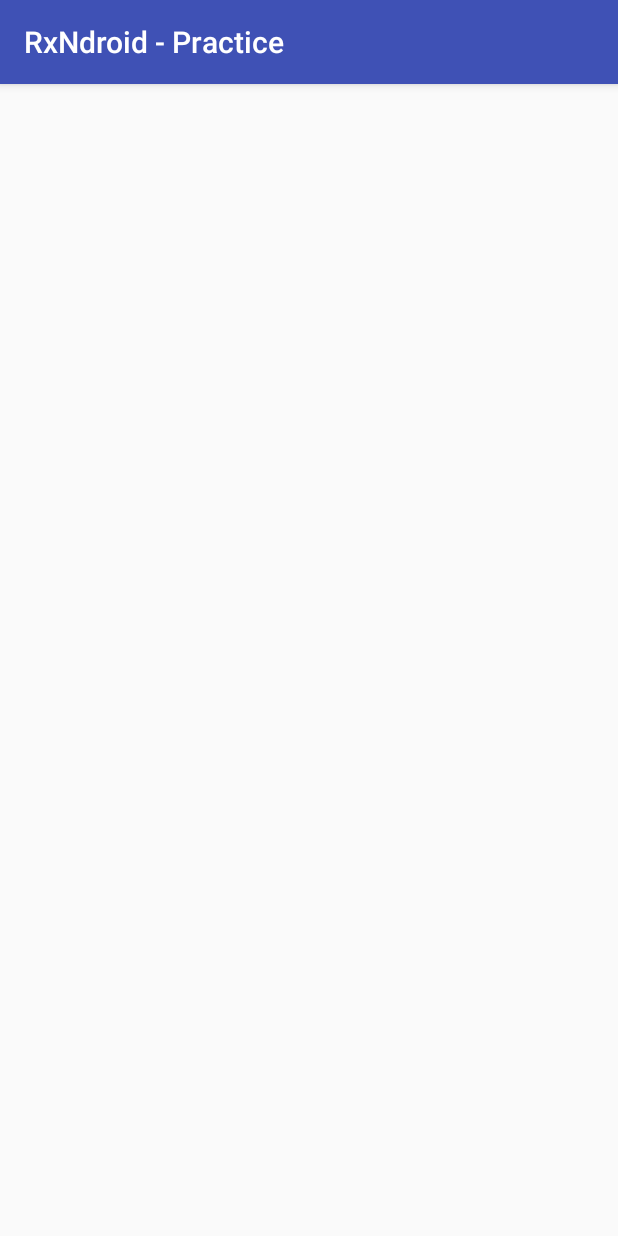
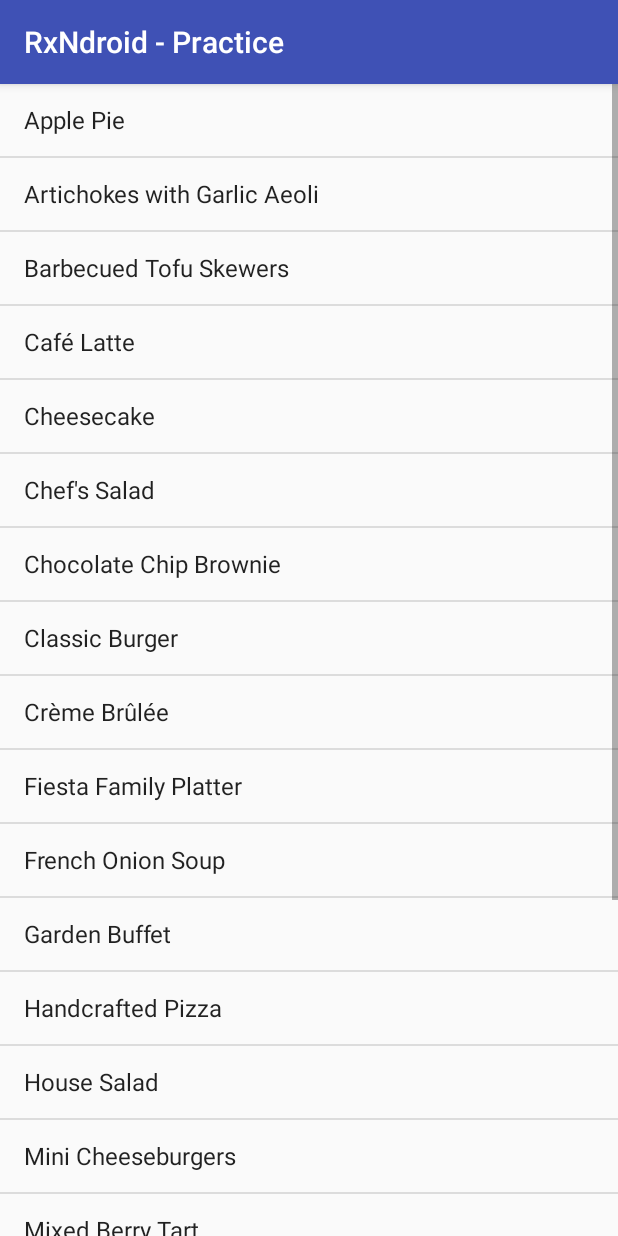
Before and after one commit to patelprashant/RxNdroid, an Android app: the screen it shows after launch (Sample2Activity), after a tap on "Sample: 2 Sample Data List", on a phone screen of 412 x 824 dp. Run offline under Robolectric (Android 15) with nearby library versions, the phone set to English and light mode, and no system bars.

Commit message:
Used List view and adapter to show the data

```diff
--- a/app/src/main/java/com/practice/android/rxndroid/Sample2Activity.java
+++ b/app/src/main/java/com/practice/android/rxndroid/Sample2Activity.java
@@ -1,13 +1,47 @@
 package com.practice.android.rxndroid;
 
+import android.os.Bundle;
 import android.support.v7.app.AppCompatActivity;
-import android.os.Bundle;
+import android.widget.ArrayAdapter;
+import android.widget.ListView;
+
+import com.practice.android.rxndroid.model.DataItem;
+import com.practice.android.rxndroid.sample.SampleDataProvider;
+
+import java.util.ArrayList;
+import java.util.Collections;
+import java.util.List;
 
 public class Sample2Activity extends AppCompatActivity {
+    //    TextView tvOut;
+    List<DataItem> dataItemList = SampleDataProvider.dataItemList;
+    List<String> itemNames = new ArrayList<>();
 
     @Override
     protected void onCreate(Bundle savedInstanceState) {
         super.onCreate(savedInstanceState);
         setContentView(R.layout.activity_sample2);
+
+//        tvOut = (TextView) findViewById(R.id.out);
+//        tvOut.setText("");
+
+        // sort the collection
+//        Collections.sort(dataItemList, new Comparator<DataItem>() {
+//            @Override
+//            public int compare(DataItem o1, DataItem o2) {
+//                return o1.getItemName().compareTo(o2.getItemName());
+//            }
+//        });
+
+        for (DataItem item : dataItemList) {
+//            tvOut.append(item.getItemName() + "\n");
+            itemNames.add(item.getItemName());
+        }
+        Collections.sort(itemNames);
+
+        ArrayAdapter<String> adapter = new ArrayAdapter<String>(this,
+                android.R.layout.simple_list_item_activated_1, itemNames);
+        ListView listView = (ListView) findViewById(android.R.id.list);
+        listView.setAdapter(adapter);
     }
 }
--- /dev/null
+++ b/app/src/main/java/com/practice/android/rxndroid/sample/SampleDataProvider.java
@@ -0,0 +1,112 @@
+package com.practice.android.rxndroid.sample;
+
+import com.practice.android.rxndroid.model.DataItem;
+
+import java.util.ArrayList;
+import java.util.HashMap;
+import java.util.List;
+import java.util.Map;
+
+public class SampleDataProvider {
+    public static List<DataItem> dataItemList;
+    public static Map<String, DataItem> dataItemMap;
+
+    static {
+        dataItemList = new ArrayList<>();
+        dataItemMap = new HashMap<>();
+
+        addItem(new DataItem(null, "Quinoa Salmon Salad", "Salads",
+                "Our quinoa salad is served with quinoa, tomatoes, cucumber, scallions, and smoked salmon. Served with your choice of dressing.",
+                1, 12, "quinoa_salad.jpg"));
+
+        addItem(new DataItem(null, "Chef's Salad", "Salads",
+                "The chef’s salad has cucumber, tomatoes, red onions, mushrooms, hard-boiled eggs, cheese, and hot grilled chicken on a bed of romaine lettuce. Served with croutons and your choice of dressing.",
+                2, 9, "chef_salad.jpg"));
+
+        addItem(new DataItem(null, "House Salad", "Salads",
+                "Our house salad is made with romaine lettuce and spinach, topped with tomatoes, cucumbers, red onions and carrots. Served with a dressing of your choice.",
+                3, 7, "house_salad.jpg"));
+
+        addItem(new DataItem(null, "Garden Buffet", "Salads",
+                "Choose from our fresh local, organically grown ingredients to make a custom salad.",
+                4, 10, ""));
+
+        addItem(new DataItem(null, "Mini Cheeseburgers", "Starters",
+                "These mini cheeseburgers are served on a fresh baked pretzel bun with lettuce, tomato, avocado, and your choice of cheese.",
+                1, 8, "mini_cheeseburgers.jpg"));
+
+        addItem(new DataItem(null, "Panko Stuffed Mushrooms", "Starters",
+                "Large mushroom caps are filled a savory cream cheese, bacon and panko breadcrumb stuffing, topped with cheddar cheese.",
+                2, 7, "stuffed_mushrooms.jpg"));
+
+        addItem(new DataItem(null, "French Onion Soup", "Starters",
+                "Caramelized onions slow cooked in a savory broth, topped with sourdough and a provolone cheese blend. Served with sourdough bread.",
+                3, 7, "french_onion_soup.jpg"));
+
+        addItem(new DataItem(null, "Artichokes with Garlic Aeoli", "Starters",
+                "Our artichokes are brushed with an olive oil and rosemary blend and then broiled to perfection. Served with a side of creamy garlic aioli.",
+                4, 9, "artichokes.jpg"));
+
+        addItem(new DataItem(null, "Parmesan Deviled Eggs", "Starters",
+                "SOME SAY OUR EGGS ARE DEVILISHLY GOOD. I HAVE TO AGREE.\n" +
+                        "These delectable little bites are made with organic eggs, fresh Parmesan, and chopped pine nuts.\"",
+                5, 8, "deviled_eggs.jpg"));
+
+        addItem(new DataItem(null, "Classic Burger", "Entrees",
+                "Our classic burger is made with 100% pure angus beef, served with lettuce, tomatoes, onions, pickles, and cheese of your choice. Veggie burger available upon request. Served with French fries, fresh fruit, or a side salad.",
+                1, 10, "classic_burger.jpg"));
+
+        addItem(new DataItem(null, "Tomato Bruschetta Tortellini", "Entrees",
+                "This classic cheese tortellini is cooked in a sundried tomato sauce. Served with bruschetta topped with a tomato and basil marinara.",
+                2, 14, "tortellini.jpg"));
+
+        addItem(new DataItem(null, "Handcrafted Pizza", "Entrees",
+                "Our thin crust pizzas are made fresh daily and topped with your choices of fresh meats, veggies, cheese, and sauce.  Price includes two toppings. Add $1 for each additional topping.",
+                3, 10, "pizza.jpg"));
+
+        addItem(new DataItem(null, "Barbecued Tofu Skewers", "Entrees",
+                "Our barbecued skewers include tofu, cherry tomatoes, bell peppers, and zucchini marinated in a ginger sesame sauce and charbroiled. Served with steamed rice.",
+                4, 10, "tofu_skewers.jpg"));
+
+        addItem(new DataItem(null, "Fiesta Family Platter", "Entrees",
+                "This platter is perfect for sharing! Enjoy our spicy buffalo wings, traditional nachos, and cheese quesadillas served with freshly made guacamole dip.",
+                5, 16, "fiesta_platter.jpg"));
+
+        addItem(new DataItem(null, "Crème Brûlée", "Desserts",
+                "Elegantly crafted creamy vanilla custard with a caramelized crunchy layer on top. Served with seasonal fruit.",
+                1, 9, "creme_brulee.jpg"));
+
+        addItem(new DataItem(null, "Cheesecake", "Desserts",
+                "Our New York Style Cheesecake is rich, smooth, and creamy. Available in various flavors, and with seasonal fruit toppings.",
+                2, 9, "cheesecake.jpg"));
+
+        addItem(new DataItem(null, "Chocolate Chip Brownie ", "Desserts",
+                "A warm chocolate chip brownie served with chocolate or vanilla ice cream and rich chocolate sauce.",
+                3, 6, "brownie.jpg"));
+
+        addItem(new DataItem(null, "Apple Pie", "Desserts",
+                "Made with local granny smith apples to bring you the freshest classic apple pie available.",
+                4, 5, "apple_pie.jpg"));
+
+        addItem(new DataItem(null, "Mixed Berry Tart", "Desserts",
+                "Raspberries, blueberries, and strawberries on top of a creamy filling served in a crispy tart.",
+                5, 7, "berry_tart.jpg"));
+
+        addItem(new DataItem(null, "Tropical Blue Smoothie", "Drinks",
+                "This blueberry mint-based smoothie is refreshing and perfect for any celebration.",
+                1, 6, "smoothie.jpg"));
+
+        addItem(new DataItem(null, "Pomegranate Iced Tea", "Drinks",
+                "Our unique blend of pomegranate juice, black Rubio, and mint tea creates this light fusion of flavors.  ",
+                2, 4, "iced_tea.jpg"));
+
+        addItem(new DataItem(null, "Café Latte", "Drinks",
+                "Our house blend of espresso and foamed milk. Can be served with flavored syrups and over ice.  Non-dairy substitutions available upon request.",
+                3, 6, "cafe_latte.jpg"));
+    }
+
+    private static void addItem(DataItem item) {
+        dataItemList.add(item);
+        dataItemMap.put(item.getItemId(), item);
+    }
+}
--- a/app/src/main/res/layout/activity_sample2.xml
+++ b/app/src/main/res/layout/activity_sample2.xml
@@ -5,9 +5,9 @@
     android:layout_width="match_parent"
     android:layout_height="match_parent"
     tools:context="com.practice.android.rxndroid.Sample2Activity">
-    <TextView
-        android:id="@+id/out"
+    <ListView
+        android:id="@android:id/list"
         android:layout_width="match_parent"
-        android:layout_height="match_parent"/>
+        android:layout_height="match_parent" />
 
 </android.support.constraint.ConstraintLayout>
```
